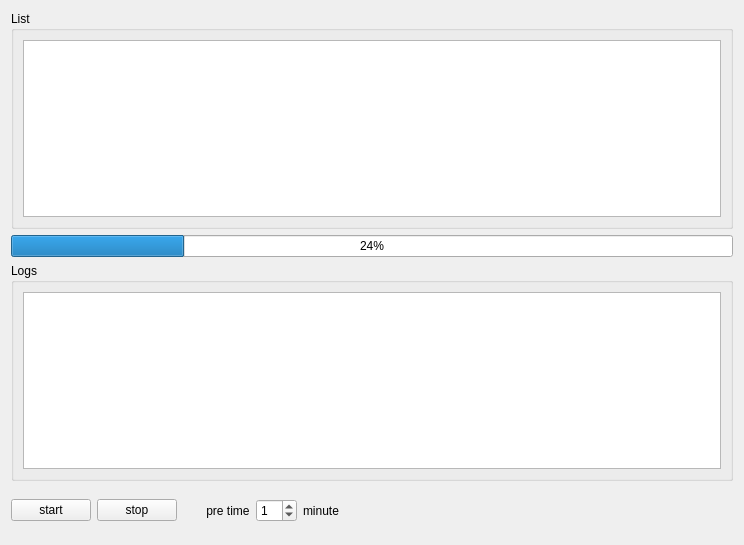
Before: the Qt Designer form 10086_poll/10086_poll.ui in dengguibao/pyqt5, drawn with Qt 5.
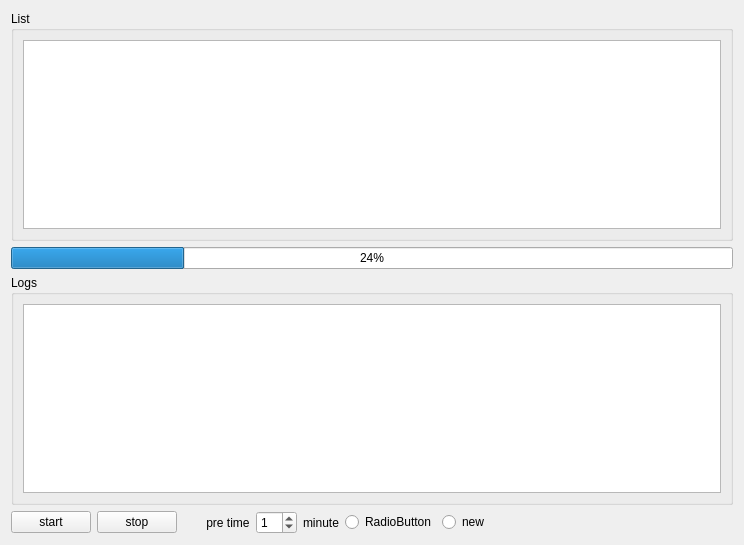
After: the same form once the commit is applied.

What changed in the file:
```diff
--- a/10086_poll/10086_poll.ui
+++ b/10086_poll/10086_poll.ui
@@ -104,6 +104,20 @@
        </property>
       </widget>
      </item>
+     <item>
+      <widget class="QRadioButton" name="radioButton">
+       <property name="text">
+        <string>RadioButton</string>
+       </property>
+      </widget>
+     </item>
+     <item>
+      <widget class="QRadioButton" name="radioButton_2">
+       <property name="text">
+        <string>new</string>
+       </property>
+      </widget>
+     </item>
      <item>
       <spacer name="horizontalSpacer">
        <property name="orientation">
```
